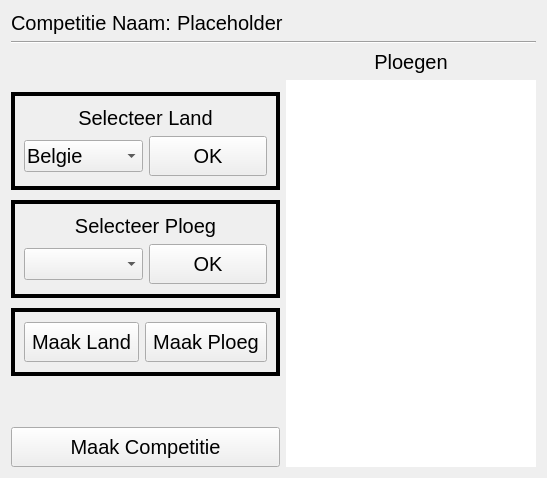
Above: ui/CreateCompetition.ui from Ancalagon02/LeagueTracker2 before the change. Below: the same form after it.
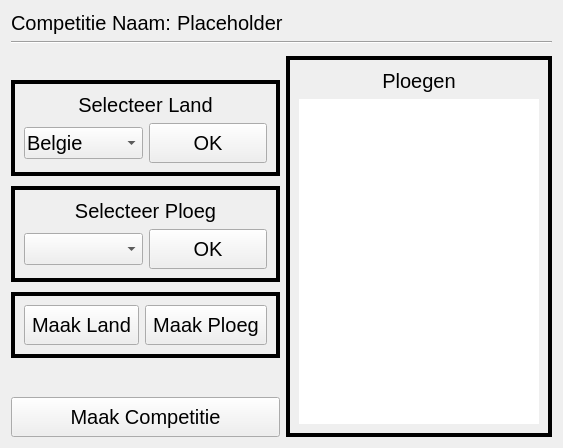
That is the form after the change.

What changed in the file:
```diff
--- a/ui/CreateCompetition.ui
+++ b/ui/CreateCompetition.ui
@@ -6,8 +6,8 @@
    <rect>
     <x>0</x>
     <y>0</y>
-    <width>547</width>
-    <height>478</height>
+    <width>563</width>
+    <height>448</height>
    </rect>
   </property>
   <property name="windowTitle">
@@ -26,19 +26,19 @@
 	padding: 2px;
 }</string>
   </property>
-  <layout class="QGridLayout" name="master_layout">
+  <layout class="QGridLayout" name="gridLayout">
    <item row="0" column="0" colspan="2">
     <layout class="QHBoxLayout" name="grid_1" stretch="0,1">
-     <item>
-      <widget class="QLabel" name="label_3">
-       <property name="text">
-        <string>Competitie Naam:</string>
-       </property>
-      </widget>
-     </item>
      <item>
       <widget class="QLabel" name="competition_label">
        <property name="text">
+        <string>Competitie Naam:</string>
+       </property>
+      </widget>
+     </item>
+     <item>
+      <widget class="QLabel" name="competition_name_label">
+       <property name="text">
         <string>Placeholder</string>
        </property>
       </widget>
@@ -52,13 +52,13 @@
      </property>
     </widget>
    </item>
-   <item row="2" column="0">
+   <item row="2" column="0" rowspan="2">
     <layout class="QVBoxLayout" name="grid_2">
      <property name="spacing">
       <number>10</number>
      </property>
      <item>
-      <spacer name="verticalSpacer">
+      <spacer name="verticalSpacer_1">
        <property name="orientation">
         <enum>Qt::Orientation::Vertical</enum>
        </property>
@@ -81,17 +81,9 @@
        <property name="lineWidth">
         <number>4</number>
        </property>
-       <layout class="QVBoxLayout" name="frame_1_layout">
-        <property name="topMargin">
-         <number>10</number>
-        </property>
-        <property name="bottomMargin">
-         <number>10</number>
-        </property>
+       <layout class="QVBoxLayout" name="Frame_1_layout">
         <item>
-         <layout class="QVBoxLayout" name="grid_2_frame_1_col_1">
-          <item>
-           <widget class="QLabel" name="label">
+         <widget class="QLabel" name="country_label">
             <property name="text">
              <string>Selecteer Land</string>
             </property>
@@ -101,7 +93,7 @@
            </widget>
           </item>
           <item>
-           <layout class="QHBoxLayout" name="grid_2_frame_1_col_2">
+         <layout class="QHBoxLayout" name="grid_2_frame_1_col_1">
             <item>
              <widget class="QComboBox" name="country_comboBox">
               <item>
@@ -126,8 +118,6 @@
            </layout>
           </item>
          </layout>
-        </item>
-       </layout>
       </widget>
      </item>
      <item>
@@ -141,17 +131,9 @@
        <property name="lineWidth">
         <number>4</number>
        </property>
-       <layout class="QVBoxLayout" name="frame_2_layout">
-        <property name="topMargin">
-         <number>10</number>
-        </property>
-        <property name="bottomMargin">
-         <number>10</number>
-        </property>
+       <layout class="QVBoxLayout" name="Frame_2_layout">
         <item>
-         <layout class="QVBoxLayout" name="grid_2_frame_2_col_1">
-          <item>
-           <widget class="QLabel" name="label_2">
+         <widget class="QLabel" name="team_label">
             <property name="text">
              <string>Selecteer Ploeg</string>
             </property>
@@ -161,18 +143,16 @@
            </widget>
           </item>
           <item>
-           <layout class="QHBoxLayout" name="grid_2_frame_2_col_2">
+         <layout class="QHBoxLayout" name="grid_2_frame_2_col_1">
             <item>
              <widget class="QComboBox" name="team_comboBox"/>
             </item>
             <item>
-             <widget class="QPushButton" name="tean_pushButton">
+           <widget class="QPushButton" name="team_pushButton">
               <property name="text">
                <string>OK</string>
               </property>
              </widget>
-            </item>
-           </layout>
           </item>
          </layout>
         </item>
@@ -190,15 +170,7 @@
        <property name="lineWidth">
         <number>4</number>
        </property>
-       <layout class="QVBoxLayout" name="frame_3_layout">
-        <property name="topMargin">
-         <number>10</number>
-        </property>
-        <property name="bottomMargin">
-         <number>10</number>
-        </property>
-        <item>
-         <layout class="QHBoxLayout" name="grid_2_frame_3_col_1">
+       <layout class="QHBoxLayout" name="Frame_3_layout">
           <item>
            <widget class="QPushButton" name="create_country_pushButton">
             <property name="text">
@@ -214,8 +186,6 @@
            </widget>
           </item>
          </layout>
-        </item>
-       </layout>
       </widget>
      </item>
      <item>
@@ -240,10 +210,20 @@
      </item>
     </layout>
    </item>
-   <item row="2" column="1">
+   <item row="3" column="1">
+    <widget class="QFrame" name="Frame_4">
+     <property name="frameShape">
+      <enum>QFrame::Shape::Box</enum>
+     </property>
+     <property name="frameShadow">
+      <enum>QFrame::Shadow::Plain</enum>
+     </property>
+     <property name="lineWidth">
+      <number>4</number>
+     </property>
     <layout class="QVBoxLayout" name="grid_3">
      <item>
-      <widget class="QLabel" name="label_5">
+       <widget class="QLabel" name="teams_label">
        <property name="text">
         <string>Ploegen</string>
        </property>
@@ -260,21 +240,16 @@
        <property name="frameShape">
         <enum>QFrame::Shape::NoFrame</enum>
        </property>
-       <property name="horizontalScrollBarPolicy">
-        <enum>Qt::ScrollBarPolicy::ScrollBarAlwaysOff</enum>
-       </property>
        <property name="editTriggers">
         <set>QAbstractItemView::EditTrigger::NoEditTriggers</set>
        </property>
-       <property name="defaultDropAction">
-        <enum>Qt::DropAction::IgnoreAction</enum>
-       </property>
        <property name="selectionMode">
         <enum>QAbstractItemView::SelectionMode::NoSelection</enum>
        </property>
       </widget>
      </item>
     </layout>
+    </widget>
    </item>
   </layout>
  </widget>
```
Lines whose indentation alone changed are shown as unchanged.
